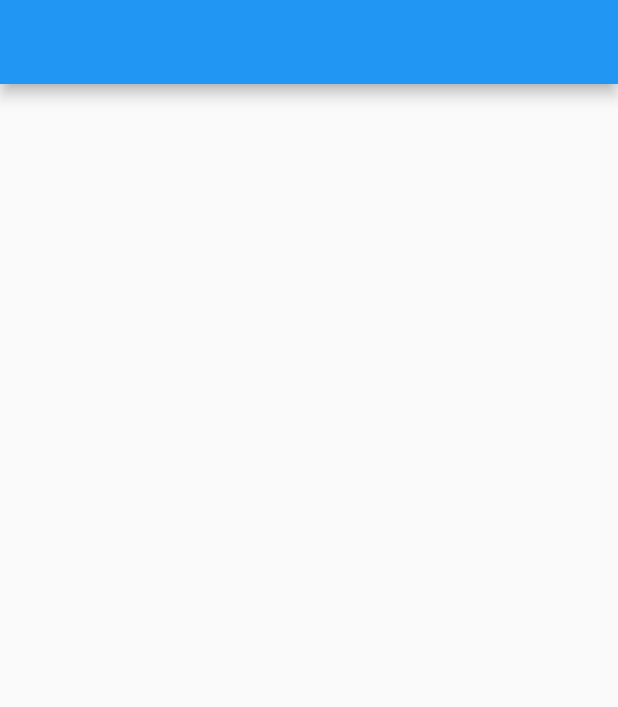
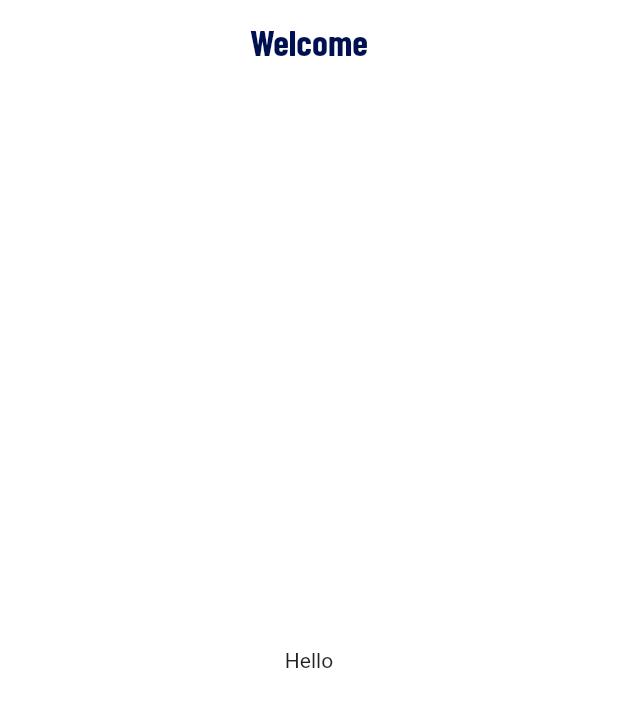
Before and after one commit to Neloy-SWE/BMI-Calculator, a Flutter app: the screen it shows after launch, on a phone screen of 412 x 824 dp. Shown: the top 707 px of the screen. Run offline on Flutter 3.47's test engine with Material 2 defaults, Android fonts, the phone set to English and light mode, and no system bars.

Commit message:
working on theme

```diff
--- /dev/null
+++ b/lib/components/my_theme.dart
@@ -0,0 +1,51 @@
+import 'package:bmi_calculator/utils/colors.dart';
+import 'package:flutter/material.dart';
+import 'package:flutter/services.dart';
+
+import '../utils/texts.dart';
+
+class MyTheme {
+  static final darkTheme = ThemeData(
+    // app background color
+    scaffoldBackgroundColor: MyColors.primaryColor,
+
+    // app bar theme
+    appBarTheme: const AppBarTheme(
+      systemOverlayStyle: SystemUiOverlayStyle(
+        statusBarColor: Colors.transparent,
+      ),
+      color: MyColors.primaryColor,
+      elevation: 0,
+      centerTitle: true,
+      titleTextStyle: TextStyle(
+        color: Colors.white,
+        fontFamily: MyTexts.bolt,
+        fontSize: 24,
+      ),
+    ),
+
+
+    // text theme
+
+  );
+
+  static final lightTheme = ThemeData(
+    // app background color
+    scaffoldBackgroundColor: Colors.white,
+
+    // app bar theme
+    appBarTheme: const AppBarTheme(
+      systemOverlayStyle: SystemUiOverlayStyle(
+        statusBarColor: Colors.white,
+      ),
+      color: Colors.white,
+      elevation: 0,
+      centerTitle: true,
+      titleTextStyle: TextStyle(
+        color: MyColors.primaryColor,
+        fontFamily: MyTexts.bolt,
+        fontSize: 24,
+      ),
+    ),
+  );
+}
--- a/lib/main.dart
+++ b/lib/main.dart
@@ -1,4 +1,6 @@
+import 'package:bmi_calculator/components/my_theme.dart';
 import 'package:bmi_calculator/screens/splash_screen.dart';
+import 'package:bmi_calculator/utils/texts.dart';
 import 'package:flutter/material.dart';
 
 void main() {
@@ -13,7 +15,12 @@ class MyApp extends StatelessWidget {
     return GestureDetector(
       onTap: () => FocusManager.instance.primaryFocus?.unfocus(),
       child: MaterialApp(
-        home: SplashScreen(),
+        debugShowCheckedModeBanner: false,
+        title: MyTexts.title,
+        themeMode: ThemeMode.system,
+        theme: MyTheme.lightTheme,
+        darkTheme: MyTheme.darkTheme,
+        home: const SplashScreen(),
       ),
     );
   }
--- a/lib/screens/splash_screen.dart
+++ b/lib/screens/splash_screen.dart
@@ -1,4 +1,7 @@
+import 'package:bmi_calculator/utils/colors.dart';
+import 'package:bmi_calculator/utils/texts.dart';
 import 'package:flutter/material.dart';
+import 'package:flutter/services.dart';
 
 class SplashScreen extends StatefulWidget {
   const SplashScreen({Key? key}) : super(key: key);
@@ -11,7 +14,18 @@ class _SplashScreenState extends State<SplashScreen> {
   @override
   Widget build(BuildContext context) {
     return Scaffold(
-      appBar: AppBar(),
+      appBar: AppBar(
+        title: const Text(MyTexts.welcome),
+      ),
+      body: Center(
+        child: Column(
+          crossAxisAlignment: CrossAxisAlignment.center,
+          mainAxisAlignment: MainAxisAlignment.center,
+          children: [
+            Text("Hello")
+          ],
+        ),
+      ),
     );
   }
 }
--- a/lib/utils/colors.dart
+++ b/lib/utils/colors.dart
@@ -1,3 +1,5 @@
+import 'package:flutter/material.dart';
+
 class MyColors{
-
+static const Color primaryColor = Color.fromRGBO(0, 17, 82, 1.0);
 }
--- a/lib/utils/texts.dart
+++ b/lib/utils/texts.dart
@@ -1,3 +1,6 @@
 class MyTexts{
-
+static const String title = "BMI Calculator";
+static const String regular = "regular";
+static const String bolt = "bolt";
+static const String welcome = "Welcome";
 }
```
Also changed, not shown: pubspec.yaml (+7 -11 lines), assets/fonts/bolt.ttf (added), assets/fonts/regular.ttf (added).
